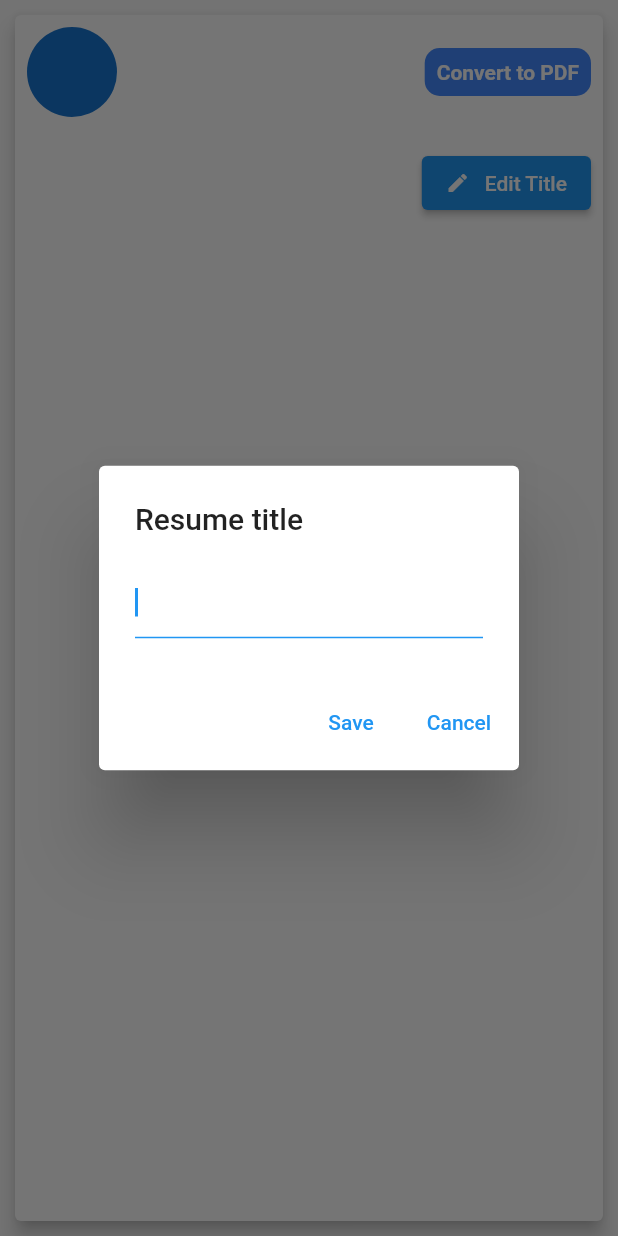
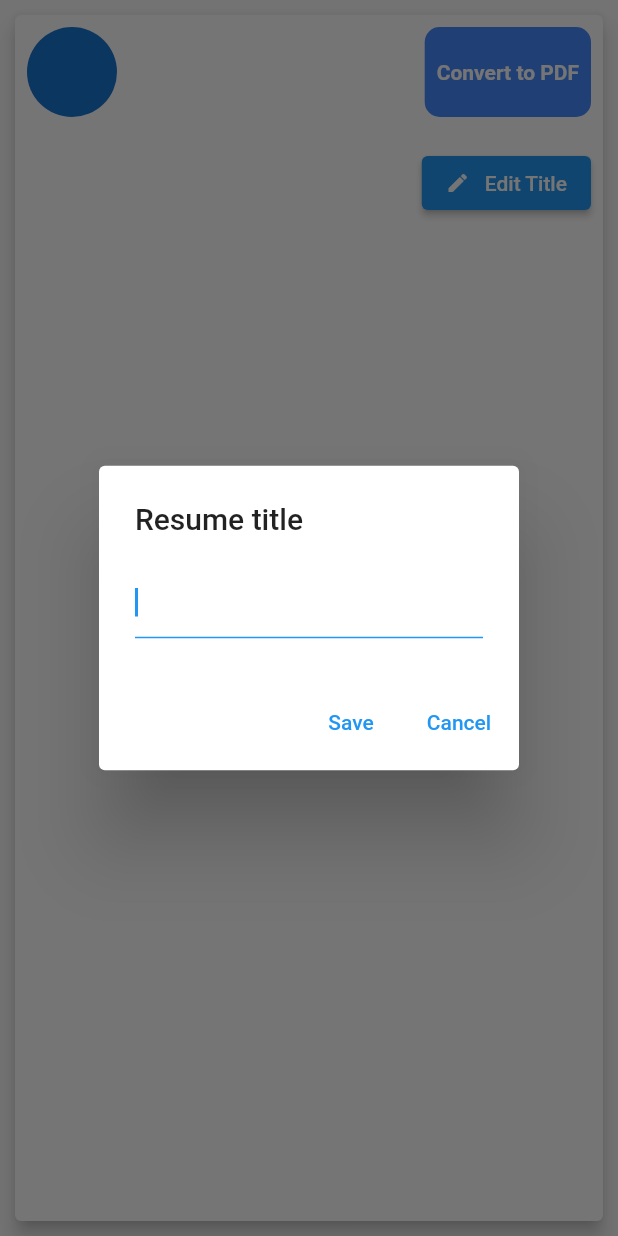
Before and after one commit to goralkoladiya/resumetask, a Flutter app: the PersonCard widget shown alone on an empty page, opened directly with empty values, after a tap on "Convert to PDF", on a phone screen of 412 x 824 dp. Run offline on Flutter 3.47's test engine with Material 2 defaults, Android fonts, the phone set to English and light mode, and no system bars; our stand-ins replace pdf, permission_handler, sqflite; accounts and stored records are empty.

Commit message:
pdf generate

```diff
--- a/lib/helper/db_helper.dart
+++ b/lib/helper/db_helper.dart
@@ -56,9 +56,6 @@ class DBHelper {
         phone: personMap[i]['phone'],
         email: personMap[i]['email'],
         address: personMap[i]['address'],
-        linkedin: personMap[i]['linkedin'],
-        facebook: personMap[i]['facebook'],
-        github: personMap[i]['github'],
       );
     });
   }
--- a/lib/models/person.dart
+++ b/lib/models/person.dart
@@ -12,9 +12,6 @@ class Person {
   String? phone;
   String? email;
   String? address;
-  String? linkedin;
-  String? facebook;
-  String? github;
 
   Person({
     this.id,
@@ -30,9 +27,6 @@ class Person {
     this.phone,
     this.email,
     this.address,
-    this.linkedin,
-    this.facebook,
-    this.github,
   });
 
   Map<String, dynamic> toMap() {
@@ -50,9 +44,6 @@ class Person {
       "phone": phone,
       "email": email,
       "address": address,
-      "linkedin": linkedin,
-      "facebook": facebook,
-      "github": github,
     };
   }
 }
--- a/lib/widgets/person_card.dart
+++ b/lib/widgets/person_card.dart
@@ -57,6 +57,8 @@ class _PersonCardState extends State<PersonCard> {
                   ],
                 ),
                 Container(
+                  height: 60,
+                  alignment: Alignment.center,
                   padding: EdgeInsets.all(8.0),
                   decoration: BoxDecoration(
                     color: Colors.blueAccent,
@@ -113,12 +115,6 @@ class _PersonCardState extends State<PersonCard> {
     print("hello");
     if (await Permission.storage.request().isGranted) {
       savePdf();
-      //
-      // Directory tempDir = await getTemporaryDirectory();
-      // String tempPath = tempDir.path;
-      // final File file =
-      //     File("/storage/emulated/0/Download/${widget.person.title}.pdf");
-      // await file.writeAsBytes(pdf.save());
     } else {
       Map<Permission, PermissionStatus> statuses = await [
         Permission.storage,
@@ -129,6 +125,10 @@ class _PersonCardState extends State<PersonCard> {
   }
 
   savePdf() {
+    if(widget.person!.firstName!=null && widget.person!.surname!=null && widget.person!.address!=null &&
+        widget.person!.address!=null && widget.person!.aboutMe!=null && widget.person!.phone!=null &&
+        widget.person!.country!=null && widget.person!.city!=null )
+      {
         pdf.addPage(
           pw.Page(
             pageFormat: PdfPageFormat.a4,
@@ -190,8 +190,16 @@ class _PersonCardState extends State<PersonCard> {
             },
           ),
         );
+        showGiveNameDialog(context);
+      }
+    else
+      {
+        ScaffoldMessenger.of(context).showSnackBar(SnackBar(
+            duration: const Duration(seconds: 3),
+            content: Text('Details are not filled')));
+      }
 
-    showGiveNameDialog(context);
+
   }
 
   showGiveNameDialog(BuildContext context) {
@@ -219,7 +227,7 @@ class _PersonCardState extends State<PersonCard> {
         child: Text("Save"),
         onPressed: () async {
           final File file = File("/storage/emulated/0/Download/$name.pdf");
-          await file.writeAsBytes(pdf.save() as List<int>);
+          await file.writeAsBytes(await pdf.save());
           Navigator.pop(context);
           ScaffoldMessenger.of(context).showSnackBar(SnackBar(
             content: Text("PDF Saved"),
--- a/pubspec.yaml
+++ b/pubspec.yaml
@@ -34,18 +34,15 @@ dependencies:
 
   # The following adds the Cupertino Icons font to your application.
   # Use with the CupertinoIcons class for iOS style icons.
-  flutter_launcher_icons :
   provider:
   shared_preferences:
   permission_handler:
   google_fonts:
   sqflite:
-  flutter_bloc:
   path:
   cupertino_icons:
   fluttertoast:
   pdf:
-  dropdownfield:
   path_provider:
 
 dev_dependencies:
```
Also changed, not shown: assets/avatars/rdj.png (deleted), pubspec.lock, 1 other file. Lines whose indentation alone changed are shown as unchanged.
